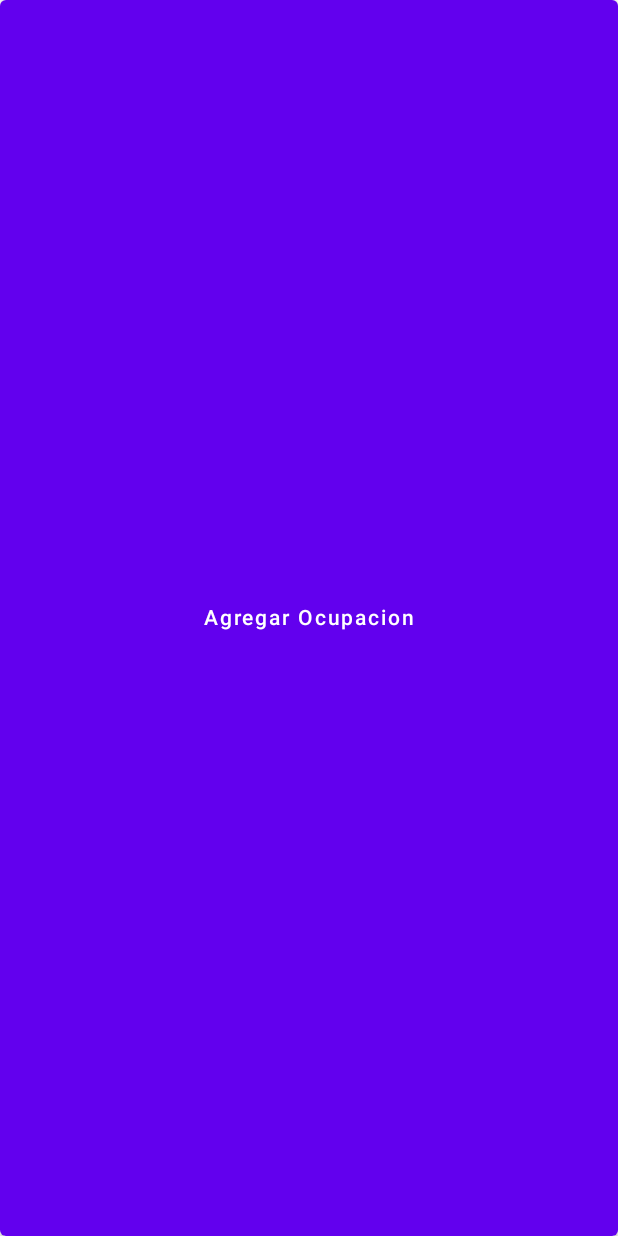
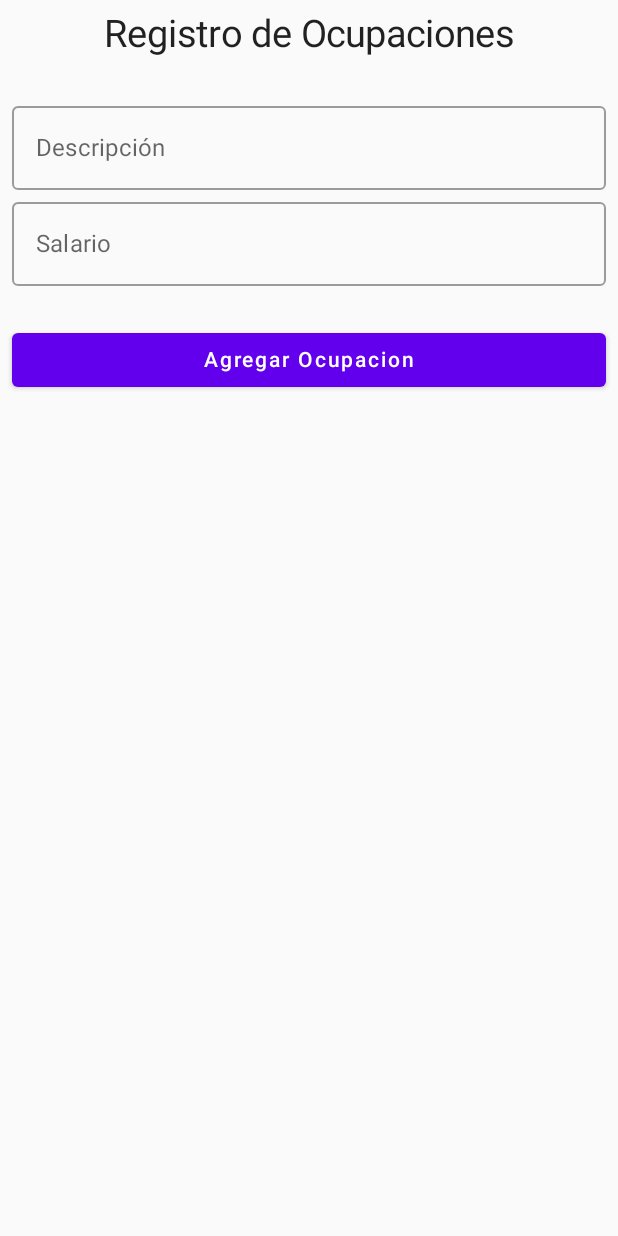
Before and after one commit to LRafael21/PrestamosKotlinAP2, an Android app built with Jetpack Compose: the screen it shows after launch (MainActivity), on a phone screen of 412 x 824 dp. Before the commit the screen is almost empty. Run offline under Robolectric (Android 15) with nearby library versions, the phone set to English and light mode, and no system bars; our stand-ins replace Room's generated code.

Commit message:
Registro Ocupaciones Funcional

```diff
--- a/app/src/main/java/ucne/edu/prestamospersonalesap2s/Entity/Ocupaciones.kt
+++ b/app/src/main/java/ucne/edu/prestamospersonalesap2s/Entity/Ocupaciones.kt
@@ -5,7 +5,7 @@ import androidx.room.PrimaryKey
 
 
 @Entity(tableName = "Ocupaciones")
-data class Ocupacion (
+data class Ocupacion(
     @PrimaryKey(autoGenerate = true)
     val Id: Int = 0,
     val descripcion: String,
--- a/app/src/main/java/ucne/edu/prestamospersonalesap2s/MainActivity.kt
+++ b/app/src/main/java/ucne/edu/prestamospersonalesap2s/MainActivity.kt
@@ -3,49 +3,30 @@ package ucne.edu.prestamospersonalesap2s
 import android.os.Bundle
 import androidx.activity.ComponentActivity
 import androidx.activity.compose.setContent
-import androidx.compose.foundation.layout.fillMaxSize
 import androidx.compose.material.*
-import androidx.compose.runtime.Composable
-import androidx.compose.runtime.rememberCoroutineScope
-import androidx.compose.ui.Modifier
+import androidx.compose.material.R
+import androidx.compose.runtime.*
 import androidx.compose.ui.tooling.preview.Preview
-import kotlinx.coroutines.launch
-import ucne.edu.prestamospersonalesap2s.Entity.Ocupacion
-import ucne.edu.prestamospersonalesap2s.data.PrestamosDb
 import ucne.edu.prestamospersonalesap2s.ui.theme.PrestamosPersonalesAP2STheme
 
+
+
+
 class MainActivity : ComponentActivity() {
+
     override fun onCreate(savedInstanceState: Bundle?) {
         super.onCreate(savedInstanceState)
+    //   val prestamosDb = PrestamosDb.getInstance(this.applicationContext)
 
-        val prestamosDb = PrestamosDb.getInstance(this.applicationContext)
         setContent {
             PrestamosPersonalesAP2STheme {
-                // A surface container using the 'background' color from the theme
-                Surface(
-                    modifier = Modifier.fillMaxSize(),
-                    color = MaterialTheme.colors.background
-                ) {
-                    val scope = rememberCoroutineScope()
-
-                    Button(onClick = {
-                        scope.launch {
-                            prestamosDb.DaoOcupaciones.insert(
-                        Ocupacion(
-                            descripcion = "Ingeniero",
-                            salario = 10000.0
-                        )
-
-                    )
-                    } }) {
-                        Text(text = "Agregar Ocupacion")
-
+                    RegistroScreenKT(context = applicationContext)
             }
         }
     }
-        }
-    }
-}
+
+
+
 
     @Composable
     fun Greeting(name: String) {
@@ -56,6 +37,7 @@ fun Greeting(name: String) {
     @Composable
     fun DefaultPreview() {
         PrestamosPersonalesAP2STheme {
-        Greeting("Android")
+            //     Screen(context = applicationContext)
         }
     }
+}
--- /dev/null
+++ b/app/src/main/java/ucne/edu/prestamospersonalesap2s/RegistroOcupacionesScreen.kt
@@ -0,0 +1,91 @@
+package ucne.edu.prestamospersonalesap2s
+
+import android.content.Context
+import androidx.compose.foundation.layout.*
+import androidx.compose.foundation.text.KeyboardOptions
+import androidx.compose.material.Button
+import androidx.compose.material.OutlinedTextField
+import androidx.compose.material.Text
+import androidx.compose.runtime.*
+import androidx.compose.ui.Alignment
+import androidx.compose.ui.Modifier
+import androidx.compose.ui.text.input.KeyboardType
+import androidx.compose.ui.unit.dp
+import androidx.compose.ui.unit.sp
+import androidx.navigation.compose.composable
+import androidx.navigation.compose.rememberNavController
+import kotlinx.coroutines.launch
+import ucne.edu.prestamospersonalesap2s.Entity.Ocupacion
+import ucne.edu.prestamospersonalesap2s.data.PrestamosDb
+
+
+
+    @Composable
+    fun RegistroScreenKT(context: Context) {
+
+        val prestamosDb = PrestamosDb.getInstance(context)
+
+        var descripcion by remember { mutableStateOf("") }
+        var salario by remember { mutableStateOf("") }
+        // A surface container using the 'background' color from the theme
+        Column(
+            modifier = Modifier
+                .fillMaxSize()
+                .padding(8.dp),
+            horizontalAlignment = Alignment.CenterHorizontally
+
+        ) {
+
+            val scope = rememberCoroutineScope()
+
+            Text(
+                //Text Label
+                text = "Registro de Ocupaciones",
+                fontSize = 25.sp,
+            )
+            Spacer(modifier = Modifier.height(25.dp)) //Spacer between Text and Descripción
+
+            OutlinedTextField(                  //TextField Descripción
+                modifier = Modifier.fillMaxWidth(),
+                label = { Text(text = "Descripción") },
+                value = descripcion,
+                onValueChange = { descripcion = it }
+            )
+
+            OutlinedTextField(
+                modifier = Modifier.fillMaxWidth(), //TextField Salario
+                label = { Text(text = "Salario") },
+                value = salario,
+                onValueChange = { salario = it },
+                keyboardOptions = KeyboardOptions(keyboardType = KeyboardType.Number)
+
+            )
+            Spacer(modifier = Modifier.height(25.dp)) //Spacer between Text and Descripción
+
+            Button(
+                modifier = Modifier.fillMaxWidth(),
+
+                onClick = {
+
+                    scope.launch {
+                        prestamosDb.DaoOcupaciones.insert(
+                            Ocupacion(
+                                descripcion = descripcion,
+                                salario = salario.toDouble()
+                            )
+                            //Validar que solo se pogan double
+
+                        )
+                    }
+
+                }
+
+            ) {
+
+                Text(text = "Agregar Ocupacion")
+
+            }
+
+
+        }
+    }
--- /dev/null
+++ b/app/src/main/java/ucne/edu/prestamospersonalesap2s/RegistroPersonasScreen.kt
@@ -0,0 +1,4 @@
+package ucne.edu.prestamospersonalesap2s
+
+class RegistroPersonasScreen {
+}
--- a/app/src/main/java/ucne/edu/prestamospersonalesap2s/dao/DaoOcupaciones.kt
+++ b/app/src/main/java/ucne/edu/prestamospersonalesap2s/dao/DaoOcupaciones.kt
@@ -5,11 +5,14 @@ import kotlinx.coroutines.flow.Flow
 import ucne.edu.prestamospersonalesap2s.Entity.Ocupacion
 
 @Dao
-interface DaoOcupaciones {
+interface DaoOcupaciones  {
 
 
     @Insert(onConflict = OnConflictStrategy.REPLACE)
     suspend fun insert(Ocupacion: Ocupacion)
+
+    @Update(onConflict = OnConflictStrategy.REPLACE)
+    suspend fun modificar (Ocupacion: Ocupacion)
 
 
     @Delete
@@ -17,7 +20,10 @@ interface DaoOcupaciones {
 
 
     @Query("SELECT * FROM Ocupaciones")
-    fun getOcupaciones(): Flow<List<Ocupacion>>
+    suspend fun getOcupaciones(): List<Ocupacion>
+
+    /*@Query("SELECT * FROM Ocupaciones")
+    fun getOcupaciones(): Flow<List<Ocupacion>>*/
 
 
     @Query("SELECT * FROM Ocupaciones WHERE Id = :id")
--- a/app/src/main/java/ucne/edu/prestamospersonalesap2s/data/PrestamosDb.kt
+++ b/app/src/main/java/ucne/edu/prestamospersonalesap2s/data/PrestamosDb.kt
@@ -1,6 +1,7 @@
 package ucne.edu.prestamospersonalesap2s.data
 
 import android.content.Context
+import androidx.lifecycle.ViewModelProvider
 import androidx.room.Database
 import androidx.room.Room
 import androidx.room.RoomDatabase
@@ -11,7 +12,7 @@ class PrestamosDb {
 
     @Database(
         entities = [Ocupacion::class],
-        version = 1,
+        version = 2,
         exportSchema = false
     )
 
--- a/build.gradle
+++ b/build.gradle
@@ -4,7 +4,10 @@ buildscript {
         room_version = "2.4.2"
         lifecycle_runtime="2.3.1"
         coroutines_version="1.6.1"
-
+        hilt_version='2.42'
+    }
+    dependencies {
+        classpath("com.google.dagger:hilt-android-gradle-plugin:$hilt_version")
     }
 }// Top-level build file where you can add configuration options common to all sub-projects/modules.
 plugins {
```
Also changed, not shown: app/build.gradle (+13 -0 lines), app/src/main/java/ucne/edu/prestamospersonalesap2s/Screen.kt (added, +7 -0 lines), app/src/main/java/ucne/edu/prestamospersonalesap2s/data/DataState.kt (added, +9 -0 lines), app/src/main/java/ucne/edu/prestamospersonalesap2s/data/Repository.kt (added, +7 -0 lines), app/src/main/java/ucne/edu/prestamospersonalesap2s/di/AppModule.kt (added, +38 -0 lines). Lines whose indentation alone changed are shown as unchanged.
